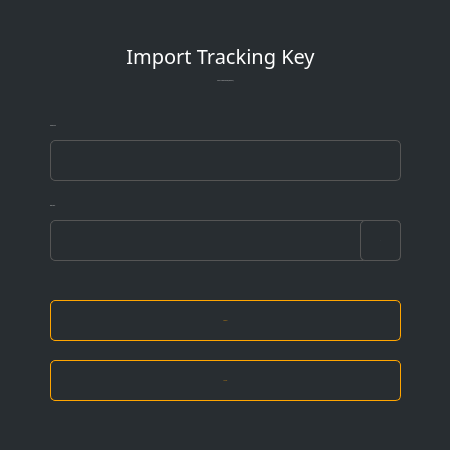
Qt form src/gui/ui/importtracking.ui (ConcealNetwork/conceal-desktop) before a commit.
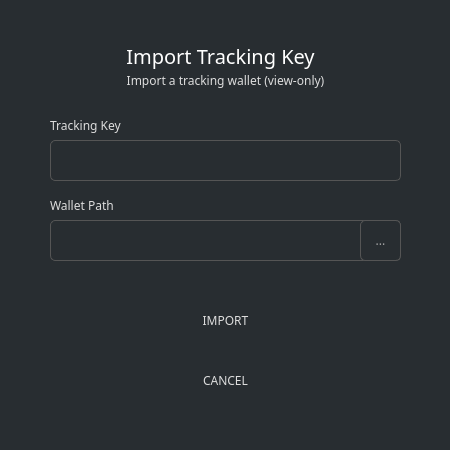
The same form after that commit.

Commit message: Update ImportTracking styles

```diff
--- a/src/gui/ui/importtracking.ui
+++ b/src/gui/ui/importtracking.ui
@@ -14,7 +14,7 @@
    <string>Import</string>
   </property>
   <property name="styleSheet">
-   <string notr="true">background-color: #282d31; color: #ddd; border: 0px; font-family: Poppins;</string>
+   <string notr="true">background-color: #282d31; color: #ddd; border: 0px;</string>
   </property>
   <widget class="QGroupBox" name="groupBox">
    <property name="geometry">
@@ -43,7 +43,6 @@
     <property name="font">
      <font>
       <family>Poppins</family>
-      <pointsize>-1</pointsize>
      </font>
     </property>
     <property name="styleSheet">
@@ -95,7 +94,6 @@
     <property name="font">
      <font>
       <family>Poppins</family>
-      <pointsize>-1</pointsize>
      </font>
     </property>
     <property name="styleSheet">
@@ -142,7 +140,6 @@
     <property name="font">
      <font>
       <family>Poppins</family>
-      <pointsize>-1</pointsize>
      </font>
     </property>
     <property name="styleSheet">
@@ -170,7 +167,6 @@
     <property name="font">
      <font>
       <family>Poppins</family>
-      <pointsize>-1</pointsize>
      </font>
     </property>
     <property name="styleSheet">
@@ -195,26 +191,10 @@
     <property name="font">
      <font>
       <family>Poppins</family>
-      <pointsize>-1</pointsize>
      </font>
     </property>
     <property name="styleSheet">
-     <string notr="true">QPushButton#m_okButton
-{
-    color: orange; ;
-    border: 1px solid orange;
-    
-    border-radius: 5px; 
-}
-
-QPushButton#m_okButton:hover
-{
-    color:#FFD700; ;
-    border: 1px solid orange;
-    
-    border-radius: 5px;
-    
-}</string>
+     <string notr="true">/* This style is handled automatically by EditableStyle.cpp */</string>
     </property>
     <property name="text">
      <string>IMPORT</string>
@@ -238,26 +218,10 @@
     <property name="font">
      <font>
       <family>Poppins</family>
-      <pointsize>-1</pointsize>
      </font>
     </property>
     <property name="styleSheet">
-     <string notr="true">QPushButton#m_cancelButton
-{
-    color: orange; ;
-    border: 1px solid orange;
-    
-    border-radius: 5px; 
-}
-
-QPushButton#m_cancelButton:hover
-{
-    color:#FFD700; ;
-    border: 1px solid orange;
-    
-    border-radius: 5px;
-    
-}</string>
+     <string notr="true">/* This style is handled automatically by EditableStyle.cpp */</string>
     </property>
     <property name="text">
      <string>CANCEL</string>
@@ -275,7 +239,6 @@
     <property name="font">
      <font>
       <family>Poppins</family>
-      <pointsize>-1</pointsize>
      </font>
     </property>
     <property name="styleSheet">
```
Left out of the diff: 9 changed lines with no effect on the pictures. The commit also changes 5 other files.
